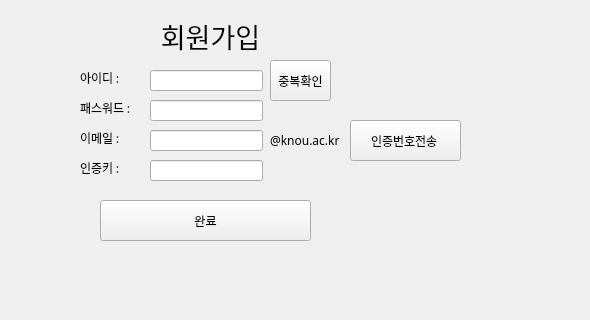
First picture: the form in chatgpt.ui, repository dldudgjs31/cs_secret_note, before the edit; both pictures show x 190 to 780 and y 120 to 440 of the 780 by 686 pixel window.
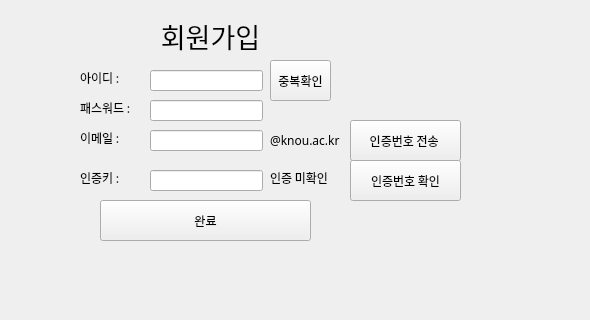
Second picture: the form after the edit. The open tabs and pages were chosen to show the change.

Commit message: 이메일 인증 ui 수정

Diff of the .ui file:
```diff
--- a/chatgpt.ui
+++ b/chatgpt.ui
@@ -329,7 +329,7 @@
       <property name="geometry">
        <rect>
         <x>320</x>
-        <y>200</y>
+        <y>210</y>
         <width>113</width>
         <height>21</height>
        </rect>
@@ -339,7 +339,7 @@
       <property name="geometry">
        <rect>
         <x>250</x>
-        <y>200</y>
+        <y>210</y>
         <width>58</width>
         <height>16</height>
        </rect>
@@ -368,7 +368,43 @@
        </font>
       </property>
       <property name="text">
-       <string>인증번호전송 </string>
+       <string>인증번호 전송 </string>
+      </property>
+     </widget>
+     <widget class="QPushButton" name="pushButton_auth_key_chk">
+      <property name="geometry">
+       <rect>
+        <x>520</x>
+        <y>200</y>
+        <width>111</width>
+        <height>41</height>
+       </rect>
+      </property>
+      <property name="font">
+       <font>
+        <family>나눔고딕</family>
+       </font>
+      </property>
+      <property name="text">
+       <string>인증번호 확인</string>
+      </property>
+     </widget>
+     <widget class="QLabel" name="label_auth_chk">
+      <property name="geometry">
+       <rect>
+        <x>440</x>
+        <y>210</y>
+        <width>71</width>
+        <height>16</height>
+       </rect>
+      </property>
+      <property name="font">
+       <font>
+        <family>나눔고딕</family>
+       </font>
+      </property>
+      <property name="text">
+       <string>인증 미확인</string>
       </property>
      </widget>
     </widget>
```
Left out of the diff: 4 changed lines with no effect on the pictures. The commit also changes 2 other files.
